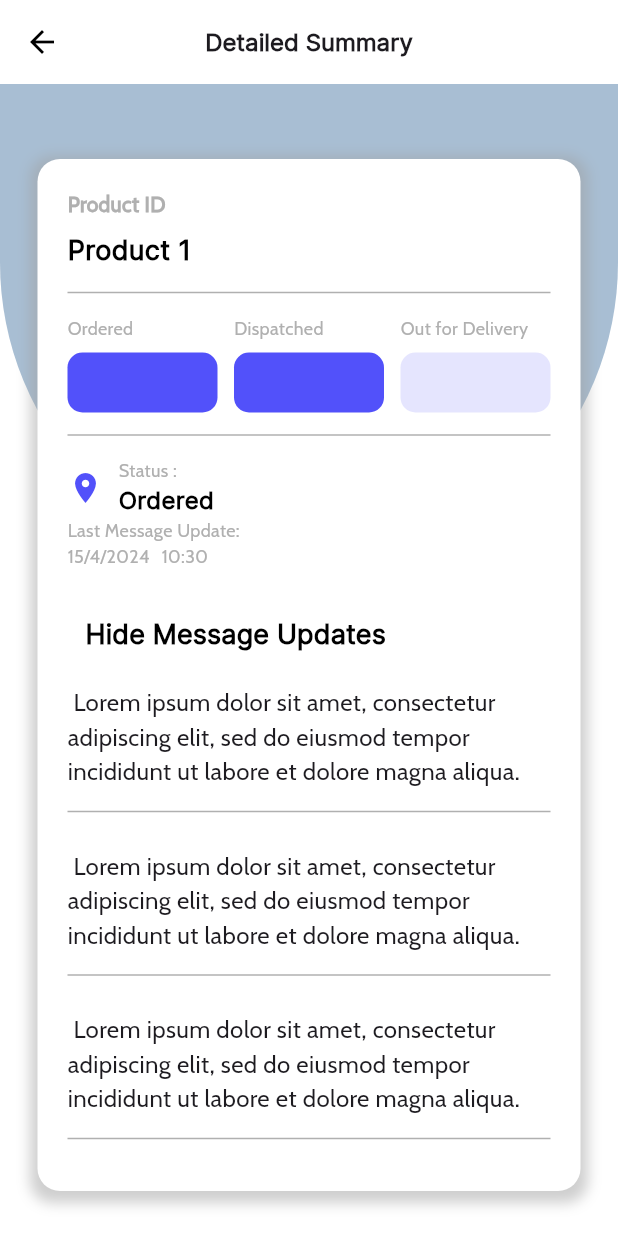
After one commit to hardikkalia/dass-project, a Flutter app: the DetailedScreen screen opened directly, after a tap on "View all Message Updates", on a phone screen of 412 x 824 dp. The commit adds this screen. Run offline on Flutter 3.47's test engine with Material 3 defaults, Android fonts, the phone set to English and light mode, and no system bars; our stand-ins replace permission_handler, pin_code_fields, shared_preferences; missing offline and left inert: sms_advanced; accounts and stored records are empty.

Commit message:
Detailed Summary Page

```diff
--- a/code/cart_genie/lib/common/widgets/bottom_bar.dart
+++ b/code/cart_genie/lib/common/widgets/bottom_bar.dart
@@ -22,9 +22,7 @@ class _BottomBarState extends State<BottomBar> {
 
   List<Widget> pages = [
     const CartScreen(),
-
     const SearchScreen(),
-
     const ProfileScreen(),
   ];
 
--- a/code/cart_genie/lib/constants/global_variables.dart
+++ b/code/cart_genie/lib/constants/global_variables.dart
@@ -21,4 +21,5 @@ class GlobalVariables {
   static const appBarColor = Color(0xFF0081FB);
   static const shippingColor = Color(0xFF0EBC93);
   static const locationColor = Color(0xFF5251FA);
+  static const inactivestatus = Color(0xFFE5E5FE);
 }
--- a/code/cart_genie/lib/features/cart/screens/cart_screen.dart
+++ b/code/cart_genie/lib/features/cart/screens/cart_screen.dart
@@ -1,4 +1,5 @@
 import 'package:cart_genie/common/widgets/drawer.dart';
+import 'package:cart_genie/features/cart/screens/detailed_screen.dart';
 import 'package:cart_genie/features/cart/widgets/no_order.dart';
 import 'package:cart_genie/features/cart/widgets/orders.dart';
 import 'package:cart_genie/features/faq/screens/faq_screen.dart';
@@ -15,7 +16,7 @@ class CartScreen extends StatefulWidget {
 }
 
 class _CartScreenState extends State<CartScreen> {
-  int n = 4;
+  int n = 3;
 
   @override
   Widget build(BuildContext context) {
@@ -81,7 +82,10 @@ class _CartScreenState extends State<CartScreen> {
                       children: [
                         const SizedBox(height: 30),
                         Orders(
-                          onPressed: () {},
+                          onPressed: () {
+                            Navigator.push(context, MaterialPageRoute(
+                              builder: (context) => DetailedScreen()));
+                            },
                           product: "Product $i",
                           delivery: "Delhivery",
                           status: "Status $i",
--- /dev/null
+++ b/code/cart_genie/lib/features/cart/screens/detailed_screen.dart
@@ -0,0 +1,107 @@
+import 'package:flutter/material.dart';
+import 'package:cart_genie/constants/global_variables.dart';
+import 'package:cart_genie/features/cart/widgets/details.dart';
+
+enum Mode {
+  ordered,
+  dispatched,
+  outfordelivery,
+}
+
+class DetailedScreen extends StatefulWidget {
+  static const String routename = '/detailed';
+
+  const DetailedScreen({Key? key}) : super(key: key);
+
+  @override
+  State<DetailedScreen> createState() => _DetailedScreenState();
+}
+
+class _DetailedScreenState extends State<DetailedScreen> {
+  Mode _mode = Mode.dispatched;
+  int _messageCount = 3; // Default number of messages to display
+
+  @override
+  Widget build(BuildContext context) {
+    Color? colour1;
+    Color? colour2;
+    Color? colour3;
+
+    // Set colors based on the current mode
+    if (_mode == Mode.ordered) {
+      colour1 = GlobalVariables.locationColor;
+      colour2 = GlobalVariables.inactivestatus;
+      colour3 = GlobalVariables.inactivestatus;
+    } else if (_mode == Mode.dispatched) {
+      colour1 = GlobalVariables.locationColor;
+      colour2 = GlobalVariables.locationColor;
+      colour3 = GlobalVariables.inactivestatus;
+    } else if (_mode == Mode.outfordelivery) {
+      colour1 = GlobalVariables.locationColor;
+      colour2 = GlobalVariables.locationColor;
+      colour3 = GlobalVariables.locationColor;
+    }
+
+    return Scaffold(
+      appBar: AppBar(
+        backgroundColor: GlobalVariables.backgroundColor,
+        leading: IconButton(
+          icon: Icon(Icons.arrow_back),
+          onPressed: () {
+            Navigator.of(context).pop(); // Navigate back to the previous screen
+          },
+        ),
+        title: Text(
+          'Detailed Summary',
+          style: TextStyle(
+            fontSize: 16.0,
+            fontFamily: 'Inter',
+            fontStyle: FontStyle.normal,
+            fontWeight: FontWeight.w900,
+          ),
+        ),
+        centerTitle: true,
+      ),
+      body: Stack(
+        children: [
+          Column(
+            children: [
+              // Replace with your Semicircle widget or other background widgets
+              Container(
+                height: 325,
+                decoration: BoxDecoration(
+                  color: GlobalVariables.greyBackgroundColor,
+                  borderRadius: BorderRadius.only(
+                    bottomLeft: Radius.circular(325),
+                    bottomRight: Radius.circular(325),
+                  ),
+                ),
+              ),
+            ],
+          ),
+          SingleChildScrollView(
+            child: Padding(
+              padding: const EdgeInsets.fromLTRB(25, 50, 25, 0),
+              child: Column(
+                children: [
+                  Details(
+                    product: "Product 1",
+                    delivery: "Delhivery",
+                    status: "Ordered",
+                    colour1: colour1 ?? GlobalVariables.inactivestatus,
+                    colour2: colour2 ?? GlobalVariables.inactivestatus,
+                    colour3: colour3 ?? GlobalVariables.inactivestatus,
+                    date: DateTime(2024, 4, 15),
+                    time: TimeOfDay(hour: 10, minute: 30),
+                    number: _messageCount,
+                  ),
+                  SizedBox(height: 20),
+                ],
+              ),
+            ),
+          ),
+        ],
+      ),
+    );
+  }
+}
--- /dev/null
+++ b/code/cart_genie/lib/features/cart/widgets/details.dart
@@ -0,0 +1,234 @@
+import 'package:flutter/material.dart';
+import 'package:cart_genie/constants/global_variables.dart';
+import 'package:cart_genie/features/cart/widgets/messages.dart';
+
+enum Mode {
+  display,
+  hide,
+}
+
+class Details extends StatefulWidget {
+  final String product;
+  final String delivery;
+  final String status;
+  final Color colour1;
+  final Color colour2;
+  final Color colour3;
+  final DateTime date;
+  final TimeOfDay time;
+  final int number; // Number of messages
+
+  const Details({
+    Key? key,
+    required this.product,
+    required this.delivery,
+    required this.status,
+    required this.colour1,
+    required this.colour2,
+    required this.colour3,
+    required this.date,
+    required this.time,
+    required this.number,
+  }) : super(key: key);
+
+  @override
+  _DetailsState createState() => _DetailsState();
+}
+
+class _DetailsState extends State<Details> {
+  Mode _mode = Mode.hide;
+
+  @override
+  Widget build(BuildContext context) {
+    return Container(
+      width: 400,
+      decoration: BoxDecoration(
+        color: GlobalVariables.backgroundColor,
+        borderRadius: BorderRadius.circular(15),
+        boxShadow: [
+          BoxShadow(
+            color: Colors.grey.withOpacity(0.5),
+            spreadRadius: 5,
+            blurRadius: 7,
+            offset: Offset(0, 3),
+          ),
+        ],
+      ),
+      child: Padding(
+        padding: const EdgeInsets.all(20.0),
+        child: Column(
+          crossAxisAlignment: CrossAxisAlignment.start,
+          children: [
+            Text(
+              'Product ID',
+              style: TextStyle(
+                fontFamily: 'Cabin',
+                fontSize: 14.0,
+                fontWeight: FontWeight.bold,
+                color: GlobalVariables.textgrey,
+              ),
+            ),
+            SizedBox(height: 8),
+            Text(
+              widget.product,
+              style: TextStyle(
+                fontFamily: 'Inter',
+                fontSize: 18.0,
+                fontWeight: FontWeight.w900,
+                color: Colors.black,
+              ),
+            ),
+            Divider(
+              color: GlobalVariables.textgrey,
+              thickness: 1,
+              height: 30,
+            ),
+            Row(
+              mainAxisAlignment: MainAxisAlignment.spaceBetween,
+              children: [
+                _buildStatusItem('Ordered', widget.colour1),
+                _buildStatusItem('Dispatched', widget.colour2),
+                _buildStatusItem('Out for Delivery', widget.colour3),
+              ],
+            ),
+            Divider(
+              color: GlobalVariables.textgrey,
+              thickness: 1,
+              height: 30,
+            ),
+            Row(
+              children: [
+                Icon(Icons.location_on, color: GlobalVariables.locationColor),
+                SizedBox(width: 10),
+                Column(
+                  crossAxisAlignment: CrossAxisAlignment.start,
+                  children: [
+                    Text(
+                      'Status :',
+                      style: TextStyle(
+                        fontFamily: 'Cabin',
+                        fontSize: 12.0,
+                        fontWeight: FontWeight.normal,
+                        color: GlobalVariables.textgrey,
+                      ),
+                    ),
+                    Text(
+                      widget.status,
+                      style: TextStyle(
+                        fontFamily: 'Inter',
+                        fontSize: 16.0,
+                        fontWeight: FontWeight.bold,
+                        color: Colors.black,
+                      ),
+                    ),
+                  ],
+                ),
+              ],
+            ),
+            Column(
+              crossAxisAlignment: CrossAxisAlignment.start,
+              children: [
+                Text(
+                  'Last Message Update:',
+                  style: TextStyle(
+                    fontFamily: 'Cabin',
+                    fontSize: 12.0,
+                    fontWeight: FontWeight.normal,
+                    color: GlobalVariables.textgrey,
+                  ),
+                ),
+                Row(
+                  children: [
+                    Text(
+                      '${_formatDate(widget.date)}',
+                      style: TextStyle(
+                        fontFamily: 'Cabin',
+                        fontSize: 12.0,
+                        fontWeight: FontWeight.normal,
+                        color: GlobalVariables.textgrey,
+                      ),
+                    ),
+                    SizedBox(width: 8),
+                    Text(
+                      '${_formatTime(widget.time)}',
+                      style: TextStyle(
+                        fontFamily: 'Cabin',
+                        fontSize: 12.0,
+                        fontWeight: FontWeight.normal,
+                        color: GlobalVariables.textgrey,
+                      ),
+                    ),
+                  ],
+                ),
+              ],
+            ),
+            SizedBox(height: 20),
+            TextButton(
+              onPressed: () {
+                setState(() {
+                  if (_mode == Mode.hide) {
+                    _mode = Mode.display;
+                  } else {
+                    _mode = Mode.hide;
+                  }
+                });
+              },
+              child: Text(
+                _mode == Mode.hide ? "View all Message Updates" : "Hide Message Updates",
+                style: TextStyle(
+                  fontFamily: 'Inter',
+                  fontSize: 18.0,
+                  fontWeight: FontWeight.w900,
+                  color: Colors.black,
+                ),
+              ),
+            ),
+            if (_mode == Mode.display) ..._buildMessagesList(),
+          ],
+        ),
+      ),
+    );
+  }
+
+  String _formatDate(DateTime date) {
+    return '${date.day}/${date.month}/${date.year}';
+  }
+
+  String _formatTime(TimeOfDay time) {
+    return '${time.hour}:${time.minute}';
+  }
+
+  List<Widget> _buildMessagesList() {
+    List<Widget> messages = [];
+    for (int i = 0; i < widget.number; i++) {
+      messages.add(Messages());
+    }
+    return messages;
+  }
+
+  Widget _buildStatusItem(String label, Color color) {
+    return Column(
+      crossAxisAlignment: CrossAxisAlignment.start,
+      children: [
+        Text(
+          label,
+          style: TextStyle(
+            fontFamily: 'Cabin',
+            fontSize: 12.0,
+            fontWeight: FontWeight.normal,
+            color: GlobalVariables.textgrey,
+          ),
+        ),
+        SizedBox(height: 8),
+        Container(
+          width: 100,
+          height: 40,
+          decoration: BoxDecoration(
+            color: color,
+            borderRadius: BorderRadius.circular(10),
+          ),
+        ),
+      ],
+    );
+  }
+}
--- /dev/null
+++ b/code/cart_genie/lib/features/cart/widgets/messages.dart
@@ -0,0 +1,34 @@
+import 'package:flutter/material.dart';
+import 'package:cart_genie/constants/global_variables.dart';
+
+class Messages extends StatelessWidget {
+  const Messages({Key? key}) : super(key: key);
+
+  @override
+  Widget build(BuildContext context) {
+    return Container(
+      width: 400,
+      child: Column(
+        crossAxisAlignment: CrossAxisAlignment.start,
+        children: [
+          SizedBox(height: 10),
+          Text(
+            " Lorem ipsum dolor sit amet, consectetur adipiscing elit, sed do eiusmod tempor incididunt ut labore et dolore magna aliqua.",
+            style: TextStyle(
+              fontFamily: 'Cabin',
+              fontSize: 16.0,
+              fontWeight: FontWeight.normal,
+              // color: GlobalVariables.textgrey,
+            ),
+          ),
+          Divider(
+            color: GlobalVariables.textgrey,
+            thickness: 1,
+            height: 30,
+          ),
+        ],
+      ),
+      // ),
+    );
+  }
+}
--- a/code/cart_genie/lib/features/cart/widgets/orders.dart
+++ b/code/cart_genie/lib/features/cart/widgets/orders.dart
@@ -17,7 +17,9 @@ class Orders extends StatelessWidget {
 
   @override
   Widget build(BuildContext context) {
-    return Container(
+    return GestureDetector(
+      onTap: onPressed,
+      child: Container(
         width: 400,
         height: 250,
         decoration: BoxDecoration(
@@ -40,7 +42,7 @@ class Orders extends StatelessWidget {
               Padding(
                 padding: const EdgeInsets.only(left: 20.0, top: 8.0),
                 child: Text(
-                'Product Name',
+                  'Product ID',
                   style: TextStyle(
                     fontFamily: 'Cabin',
                     fontSize: 14.0,
@@ -74,7 +76,7 @@ class Orders extends StatelessWidget {
                 padding: const EdgeInsets.symmetric(horizontal: 20.0),
                 child: Row(
                   children: [
-                  Icon(Icons.local_shipping, color: GlobalVariables.shippingColor), // Icon for "From"
+                    Icon(Icons.local_shipping, color: GlobalVariables.shippingColor),
                     SizedBox(width: 10),
                     Column(
                       crossAxisAlignment: CrossAxisAlignment.start,
@@ -99,21 +101,15 @@ class Orders extends StatelessWidget {
                         ),
                       ],
                     )
-
                   ],
                 ),
               ),
-            // Padding(
-            //   padding: const EdgeInsets.symmetric(horizontal: 20.0),
-            //   child:
-            // ),
-            const SizedBox(height: 30),
-
+              SizedBox(height: 30),
               Padding(
                 padding: const EdgeInsets.symmetric(horizontal: 20.0),
                 child: Row(
                   children: [
-                  Icon(Icons.location_on, color: GlobalVariables.locationColor), // Icon for "Delivery"
+                    Icon(Icons.location_on, color: GlobalVariables.locationColor),
                     SizedBox(width: 10),
                     Column(
                       crossAxisAlignment: CrossAxisAlignment.start,
@@ -136,17 +132,12 @@ class Orders extends StatelessWidget {
                             color: Colors.black,
                           ),
                         ),
-
                       ],
-              ),
+                    )
                   ],
                 ),
               ),
-            // Padding(
-            //   padding: const EdgeInsets.symmetric(horizontal: 52.0),
-            //   child:
-            // ),
-            const SizedBox (height: 10),
+              SizedBox(height: 10),
               Divider(
                 color: GlobalVariables.textgrey,
                 thickness: 1,
@@ -156,6 +147,7 @@ class Orders extends StatelessWidget {
             ],
           ),
         ),
+      ),
     );
   }
 }
--- a/code/cart_genie/lib/main.dart
+++ b/code/cart_genie/lib/main.dart
@@ -8,6 +8,7 @@ import 'package:cart_genie/router.dart';
 import 'package:cart_genie/scraping/scrape_messages.dart';
 import 'package:flutter/material.dart';
 import 'package:provider/provider.dart';
+import 'package:cart_genie/features/cart/screens/cart_screen.dart';
 
 void main() {
   runApp(MultiProvider(providers: [
```
Also changed, not shown: code/cart_genie/pubspec.lock. Lines whose indentation alone changed are shown as unchanged.
